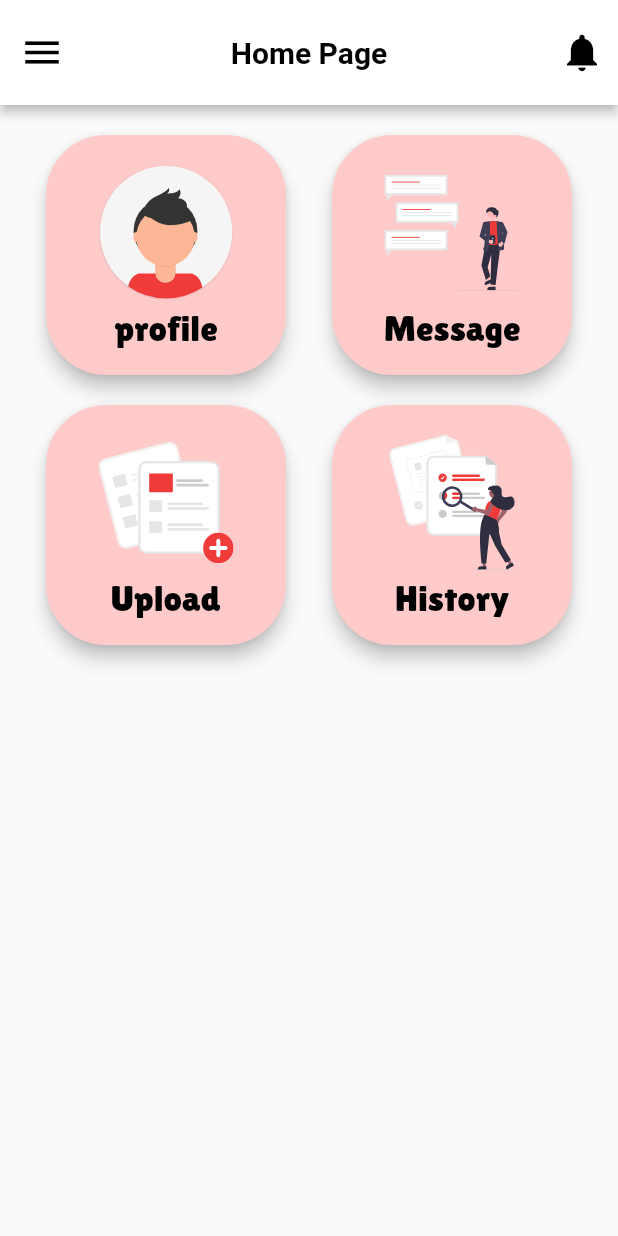
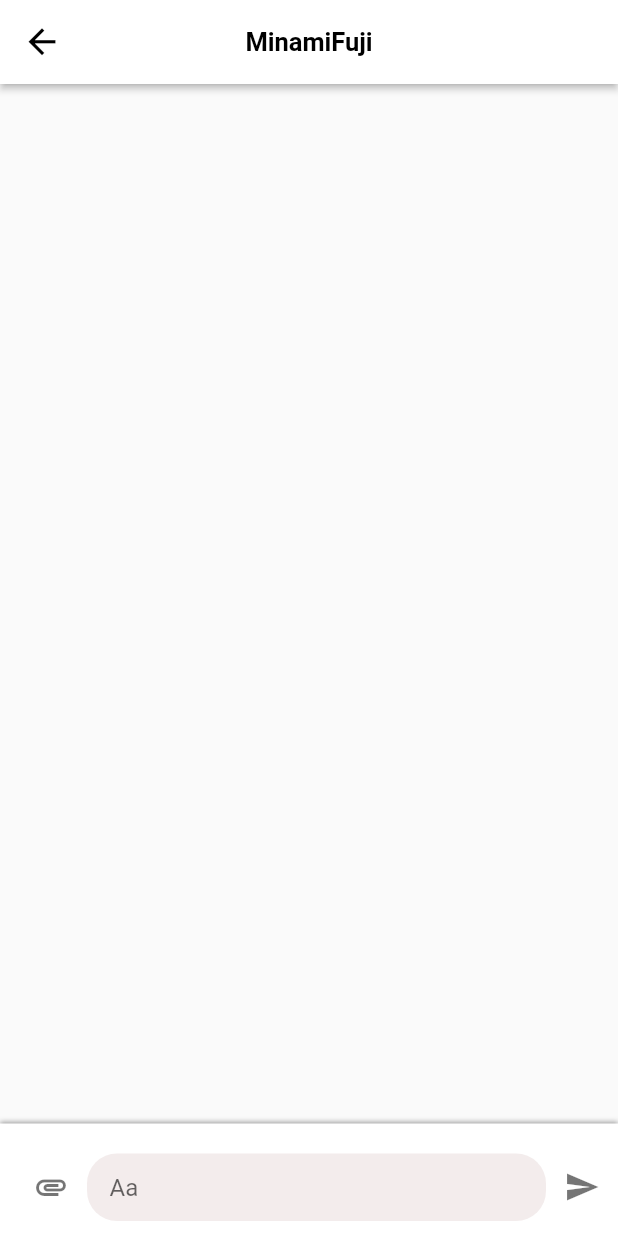
Before and after one commit to vorleaknath/ITM_Project, a Flutter app: the HomePage screen opened directly, after a tap on "Message", on a phone screen of 412 x 824 dp. Run offline on Flutter 3.47's test engine with Material 2 defaults, Android fonts, the phone set to English and light mode, and no system bars; our stand-ins replace firebase_auth, firebase_core, flutter_svg, google_fonts, hexcolor; accounts and stored records are empty; network calls fail.

Commit message:
commit chatscrreen

```diff
--- /dev/null
+++ b/lib/pages/chatscreen.dart
@@ -0,0 +1,89 @@
+import 'package:flutter/material.dart';
+
+class ChatScreen extends StatelessWidget {
+  const ChatScreen({Key? key}) : super(key: key);
+
+  @override
+  Widget build(BuildContext context) {
+    return Scaffold(
+      appBar: AppBar(
+        centerTitle: true,
+        backgroundColor: Colors.white,
+        leading: IconButton(
+          icon: const Icon(
+            Icons.arrow_back,
+            color: Colors.black,
+            size: 27,
+          ),
+          // back to homepage
+          onPressed: () {
+            Navigator.pop(context);
+          },
+        ),
+        elevation: 2,
+        title: const Text(
+          "MinamiFuji",
+          style: TextStyle(
+              fontSize: 17, fontWeight: FontWeight.bold, color: Colors.black),
+        ),
+      ),
+
+      body: Column(
+        mainAxisAlignment: MainAxisAlignment.end,
+        crossAxisAlignment: CrossAxisAlignment.stretch,
+        children: [
+          Container(
+            height: 75,
+            padding: const EdgeInsets.only(top: 10, left:10 ),
+            decoration:  const BoxDecoration(
+              color: Colors.white,
+              boxShadow: [
+                BoxShadow(
+                  color: Colors.grey,
+                  offset: Offset(0,-1),
+                  blurRadius: 2.0,
+                ),
+              ]
+              ),
+            child: Row(
+              children: [
+                IconButton(
+                    onPressed: () {},
+                    icon: const Icon(
+                      Icons.attachment,
+                      color: Colors.black54,
+                      // size: 20,
+                    )),
+                Expanded(
+                  child: Container(
+                    height: 45,
+                  child: TextField(
+                    decoration: InputDecoration(
+                        contentPadding: const EdgeInsets.only(left: 15),
+                        hintText: "Aa",
+                        fillColor: const Color(0xffF3ECEC),
+                        filled: true,
+                        border: OutlineInputBorder(
+                          borderRadius: BorderRadius.circular(20),
+                          borderSide: const BorderSide(
+                            width: 0,
+                            style: BorderStyle.none,
+                          ),
+                        )),
+                  ),
+                )),
+                IconButton(
+                    onPressed: () {},
+                    icon: const Icon(
+                      Icons.send,
+                      color: Colors.black54,
+                      // size: 27,
+                    )),
+              ],
+            ),
+          )
+        ],
+      ),
+    );
+  }
+}
--- a/lib/pages/homepage.dart
+++ b/lib/pages/homepage.dart
@@ -1,5 +1,6 @@
 import 'package:flutter/material.dart';
 import 'package:google_fonts/google_fonts.dart';
+import 'package:untitled1/pages/chatscreen.dart';
 import 'package:untitled1/pages/user_profile_page.dart';
 import '../constants/constant_color.dart';
 import '../widget/notification_drawer.dart';
@@ -118,10 +119,10 @@ class _HomePageState extends State<HomePage> {
               height: 160,
               child: ElevatedButton(
                 onPressed: () {
-                  // Navigator.push(context,
-                  //     MaterialPageRoute(builder: (_) => const UserProfile()
-                  //     )
-                  // );
+                  Navigator.push(context,
+                      MaterialPageRoute(builder: (_) => const ChatScreen()
+                      )
+                  );
                 },
                 child: Column(
                   children: [
```
